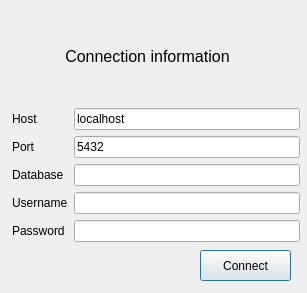
This is ui_files/connect_gui.ui in aayux/smart-grid as Qt 5 draws it before an edit. The edited form follows.
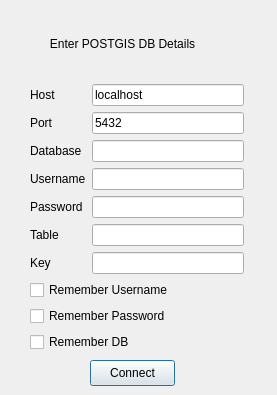
This is the edited form.

```diff
--- a/ui_files/connect_gui.ui
+++ b/ui_files/connect_gui.ui
@@ -6,41 +6,47 @@
    <rect>
     <x>0</x>
     <y>0</y>
-    <width>307</width>
-    <height>293</height>
+    <width>277</width>
+    <height>395</height>
    </rect>
   </property>
   <property name="windowTitle">
    <string>Dialog</string>
   </property>
-  <widget class="QWidget" name="layoutWidget">
+  <widget class="QPushButton" name="pgpushButton">
    <property name="geometry">
     <rect>
-     <x>12</x>
+     <x>90</x>
+     <y>360</y>
+     <width>85</width>
+     <height>26</height>
+    </rect>
+   </property>
+   <property name="text">
+    <string>Connect</string>
+   </property>
+  </widget>
+  <widget class="QWidget" name="">
+   <property name="geometry">
+    <rect>
+     <x>30</x>
      <y>10</y>
-     <width>288</width>
-     <height>232</height>
+     <width>214</width>
+     <height>342</height>
     </rect>
    </property>
-   <layout class="QVBoxLayout" name="verticalLayout_4">
+   <layout class="QVBoxLayout" name="verticalLayout_5">
     <item>
      <layout class="QVBoxLayout" name="verticalLayout_3">
       <item>
        <widget class="QLabel" name="pglabel_6">
-        <property name="font">
-         <font>
-          <pointsize>12</pointsize>
-          <weight>50</weight>
-          <bold>false</bold>
-         </font>
-        </property>
         <property name="text">
-         <string>            Connection information</string>
+         <string>      Enter POSTGIS DB Details</string>
         </property>
        </widget>
       </item>
       <item>
-       <layout class="QHBoxLayout" name="horizontalLayout_6">
+       <layout class="QHBoxLayout" name="horizontalLayout">
         <item>
          <layout class="QVBoxLayout" name="verticalLayout_2">
           <item>
@@ -78,23 +84,31 @@
             </property>
            </widget>
           </item>
+          <item>
+           <widget class="QLabel" name="pglabel_7">
+            <property name="text">
+             <string>Table</string>
+            </property>
+           </widget>
+          </item>
+          <item>
+           <widget class="QLabel" name="pglabel_8">
+            <property name="text">
+             <string>Key</string>
+            </property>
+           </widget>
+          </item>
          </layout>
         </item>
         <item>
          <layout class="QVBoxLayout" name="verticalLayout">
           <item>
-           <layout class="QHBoxLayout" name="horizontalLayout">
-            <item>
              <widget class="QLineEdit" name="pglineEdit">
               <property name="text">
                <string>localhost</string>
               </property>
              </widget>
             </item>
-           </layout>
-          </item>
-          <item>
-           <layout class="QHBoxLayout" name="horizontalLayout_2">
             <item>
              <widget class="QLineEdit" name="pglineEdit_2">
               <property name="text">
@@ -102,24 +116,12 @@
               </property>
              </widget>
             </item>
-           </layout>
-          </item>
-          <item>
-           <layout class="QHBoxLayout" name="horizontalLayout_3">
             <item>
              <widget class="QLineEdit" name="pglineEdit_3"/>
             </item>
-           </layout>
-          </item>
-          <item>
-           <layout class="QHBoxLayout" name="horizontalLayout_4">
             <item>
              <widget class="QLineEdit" name="pglineEdit_4"/>
             </item>
-           </layout>
-          </item>
-          <item>
-           <layout class="QHBoxLayout" name="horizontalLayout_5">
             <item>
              <widget class="QLineEdit" name="pglineEdit_5">
               <property name="echoMode">
@@ -127,28 +129,44 @@
               </property>
              </widget>
             </item>
-           </layout>
+          <item>
+           <widget class="QLineEdit" name="pglineEdit_6"/>
           </item>
-         </layout>
+          <item>
+           <widget class="QLineEdit" name="pglineEdit_7"/>
         </item>
        </layout>
       </item>
      </layout>
     </item>
    </layout>
-  </widget>
-  <widget class="QPushButton" name="pgpushButton">
-   <property name="geometry">
-    <rect>
-     <x>200</x>
-     <y>250</y>
-     <width>91</width>
-     <height>31</height>
-    </rect>
-   </property>
+    </item>
+    <item>
+     <layout class="QVBoxLayout" name="verticalLayout_4">
+      <item>
+       <widget class="QCheckBox" name="checkBox">
+        <property name="text">
+         <string>Remember Username</string>
+        </property>
+       </widget>
+      </item>
+      <item>
+       <widget class="QCheckBox" name="checkBox_2">
+        <property name="text">
+         <string>Remember Password</string>
+        </property>
+       </widget>
+      </item>
+      <item>
+       <widget class="QCheckBox" name="checkBox_3">
    <property name="text">
-    <string>Connect</string>
-   </property>
+         <string>Remember DB</string>
+        </property>
+       </widget>
+      </item>
+     </layout>
+    </item>
+   </layout>
   </widget>
  </widget>
  <resources/>
```
Lines whose indentation alone changed are shown as unchanged.
